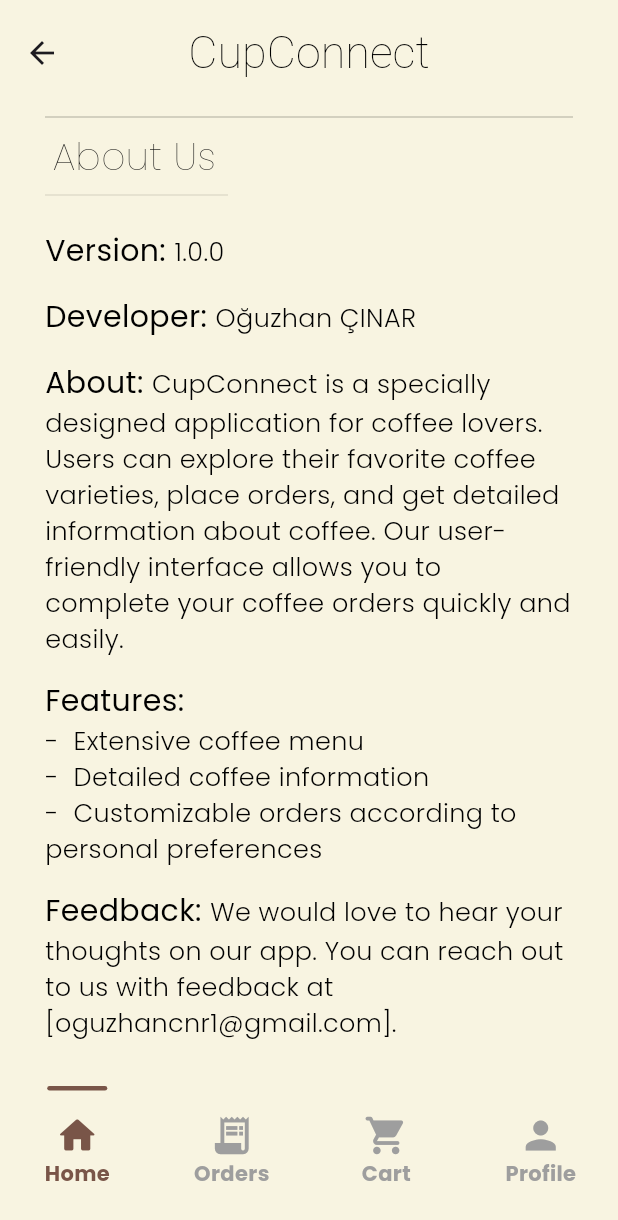
After one commit to OguzhanCinar-01/cup_connect, a Flutter app: the AboutView screen opened directly, on a phone screen of 412 x 824 dp. The commit adds this screen. Shown: the top 1220 px of the screen. Run offline on Flutter 3.47's test engine with Material 3 defaults, Android fonts, the phone set to English and light mode, and no system bars; our stand-ins replace cloud_firestore, firebase_auth, firebase_core, google_fonts, timeline_tile; accounts and stored records are empty.

Commit message:
Refactor: AboutPage added

```diff
--- a/lib/services/firebase_service.dart
+++ b/lib/services/firebase_service.dart
@@ -169,5 +169,20 @@ class FirebaseService extends ChangeNotifier {
       rethrow;
     }
   }
+  /// Get order by User ID
+  Future<List<Map<String, dynamic>>> getOrderByUserId(String userId) async {
+    try {
+      final QuerySnapshot querySnapshot = await _firestore
+          .collection('orders')
+          .where('userId', isEqualTo: userId)
+          .get();
+      return querySnapshot.docs
+          .map((doc) => doc.data() as Map<String, dynamic>)
+          .toList();
+    } catch (e) {
+      print('Error fetching order by user ID: $e');
+      return [];
+    }
+  }
 
 }
--- a/lib/utils/app_strings.dart
+++ b/lib/utils/app_strings.dart
@@ -6,5 +6,7 @@ class AppStr{
   static const String orderNow = 'Order Now';
   static const String searchHintText = 'Search';
   static const String goodMorning = 'Goog morning';
+  static const String developer = 'Oğuzhan ÇINAR';
+  static const String contactMail = 'oguzhancnr1@gmail.com';
 
 }
--- a/lib/utils/app_styles.dart
+++ b/lib/utils/app_styles.dart
@@ -59,4 +59,14 @@ class AppStyle {
     fontWeight: FontWeight.bold,
     color: Colors.black,
   );
+  static final TextStyle aboutTitle = GoogleFonts.poppins(
+    fontSize: 20,
+    fontWeight: FontWeight.w400,
+    color: Colors.black,
+  );
+  static final TextStyle aboutText = GoogleFonts.poppins(
+    fontSize: 17,
+    fontWeight: FontWeight.w300,
+    color: Colors.black,
+  );
 }
--- a/lib/views/adminPanel/viewmodel/admin_panel_view_model.dart
+++ b/lib/views/adminPanel/viewmodel/admin_panel_view_model.dart
@@ -6,7 +6,7 @@ class AdminPanelViewModel extends ChangeNotifier {
   final FirebaseService _firebaseService = FirebaseService();
 
   List<Map<String, dynamic>> _orders = [];
-  List<Map<String, dynamic>> _completedOrders = [];
+   List<Map<String, dynamic>> _completedOrders = [];
   bool _isLoading = false;
 
   List<Map<String, dynamic>> get orders => _orders;
@@ -21,6 +21,14 @@ class AdminPanelViewModel extends ChangeNotifier {
     _isLoading = false;
     notifyListeners();
   }
+  /// Fetch orders by ID
+  Future<void> fetchOrdersById(String orderId) async {
+    _isLoading = true;
+    notifyListeners();
+    _orders = await FirebaseService().getOrderByUserId(orderId);
+    _isLoading = false;
+    notifyListeners();
+  }
 
   /// Fetch completed orders
   Future<void> fetchCompletedOrders() async {
@@ -29,11 +37,13 @@ class AdminPanelViewModel extends ChangeNotifier {
 
     try {
       // Firestore'dan completed_orders koleksiyonunu çekin
-      final completedOrdersSnapshot =
-          await FirebaseFirestore.instance.collection('completed_orders').get();
+      final completedOrdersSnapshot = await FirebaseFirestore.instance
+          .collection('completed_orders')
+          .get();
 
-      _completedOrders =
-          completedOrdersSnapshot.docs.map((doc) => doc.data()).toList();
+      _completedOrders = completedOrdersSnapshot.docs
+          .map((doc) => doc.data())
+          .toList();
     } catch (e) {
       print('Error fetching completed orders: $e');
     }
--- a/lib/views/login/view/login_view.dart
+++ b/lib/views/login/view/login_view.dart
@@ -61,7 +61,6 @@ class _LoginViewState extends State<LoginView> {
     }
   }
 
-  /// sign in as admin
   /// sign in as admin
   void signInAsAdmin() async {
     final authService = Provider.of<AuthService>(context, listen: false);
--- a/lib/views/orders/view/order_view.dart
+++ b/lib/views/orders/view/order_view.dart
@@ -8,6 +8,7 @@ import 'package:coffee_shop/views/orders/viewmodel/order_view_model.dart';
 import 'package:coffee_shop/views/orders/widget/my_timeline_tile.dart';
 import 'package:flutter/material.dart';
 import 'package:provider/provider.dart';
+import 'package:firebase_auth/firebase_auth.dart';
 
 class OrderView extends StatefulWidget {
   const OrderView({super.key});
@@ -23,7 +24,15 @@ class _OrderViewState extends State<OrderView> {
     // Fetch orders when the widget is initialized
     final adminPanelViewModel =
         Provider.of<AdminPanelViewModel>(context, listen: false);
-    adminPanelViewModel.fetchOrders();
+
+    // Get the current user's ID
+    final userId = FirebaseAuth.instance.currentUser?.uid;
+
+    if (userId != null) {
+      adminPanelViewModel.fetchOrdersById(userId);
+    } else {
+      print('User not authenticated');
+    }
   }
 
   @override
@@ -33,7 +42,7 @@ class _OrderViewState extends State<OrderView> {
     final orders = adminPanelViewModel.orders;
 
     void completeOrder() async {
-      // Complete the order
+      if (orders.isNotEmpty) {
         final updatedOrder =
             await orderViewModel.getOrderById(orders.first['orderID']);
         if (updatedOrder != null) {
@@ -41,13 +50,16 @@ class _OrderViewState extends State<OrderView> {
           await orderViewModel.completedOrders(
               orders.first['orderID'], updatedOrder);
 
-        /// Delete the order from the orders collection
+          // Delete the order from the orders collection
           await orderViewModel.deleteOrder(orders.first['orderID']);
 
-        /// Fetch the updated orders
-        adminPanelViewModel.fetchOrders();
+          // Fetch the updated orders
+          final userId = FirebaseAuth.instance.currentUser?.uid;
+          if (userId != null) {
+            await adminPanelViewModel.fetchOrdersById(userId);
+          }
 
-        /// Notify the user that the order has been completed
+          // Notify the user that the order has been completed
           // ignore: use_build_context_synchronously
           ScaffoldMessenger.of(context).showSnackBar(
             const SnackBar(
@@ -56,8 +68,8 @@ class _OrderViewState extends State<OrderView> {
           );
         }
       }
+    }
 
-    // Get the order status from the first order (assuming only one order is being tracked)
     final orderStatus =
         orders.isNotEmpty ? orders.first['orderStatus'] : 'Pending';
 
--- a/lib/views/product/view/product_view.dart
+++ b/lib/views/product/view/product_view.dart
@@ -24,7 +24,7 @@ class _ProductViewState extends State<ProductView> {
   @override
   Widget build(BuildContext context) {
     final product = Provider.of<ProductViewModel>(context).selectedProduct;
-    final userID = Provider.of<OrderViewModel>(context).getUserId;
+
 
     if (product == null) {
       return Scaffold(
@@ -63,7 +63,7 @@ class _ProductViewState extends State<ProductView> {
             const Spacer(),
 
             ///Add to cart button
-            _addToCartButton(product, userID as String),
+            _addToCartButton(product),
           ],
         ),
       ),
@@ -171,7 +171,7 @@ class _ProductViewState extends State<ProductView> {
     );
   }
 
-  Widget _addToCartButton(Product product, String userID) {
+  Widget _addToCartButton(Product product) {
     return Padding(
       padding: const EdgeInsets.only(left: 80, right: 80),
       child: GestureDetector(
@@ -182,7 +182,6 @@ class _ProductViewState extends State<ProductView> {
             price: product.price,
             size: product.coffeeSize,
             syrup: product.syrup,
-            userId: userID,
           );
           showDialog(
             // ignore: use_build_context_synchronously
--- /dev/null
+++ b/lib/views/profile/view/about_view.dart
@@ -0,0 +1,127 @@
+import 'package:coffee_shop/extensions/space_exs.dart';
+import 'package:coffee_shop/utils/app_colors.dart';
+import 'package:coffee_shop/utils/app_strings.dart';
+import 'package:coffee_shop/utils/app_styles.dart';
+import 'package:coffee_shop/utils/cupconnect_logo.dart';
+import 'package:coffee_shop/views/home/widget/bottom_nav_bar.dart';
+import 'package:flutter/material.dart';
+
+class AboutView extends StatelessWidget {
+  const AboutView({super.key});
+
+  @override
+  Widget build(BuildContext context) {
+    return Scaffold(
+      backgroundColor: AppColors.surface,
+      appBar: AppBar(
+        backgroundColor: AppColors.surface,
+        toolbarHeight: 70,
+        title: const CupConnectLogo(
+          fontSize: 30,
+          color: Colors.black,
+        ),
+        centerTitle: true,
+      ),
+      body: Padding(
+        padding: const EdgeInsets.symmetric(horizontal: 30),
+        child: Column(crossAxisAlignment: CrossAxisAlignment.start, children: [
+          /// Divider
+          const Divider(
+            color: AppColors.onSecondary,
+            thickness: 0.2,
+          ),
+
+          /// About Us
+          Padding(
+            padding: const EdgeInsets.symmetric(horizontal: 5),
+            child: Text(
+              'About Us',
+              style: AppStyle.titleTextStyle,
+            ),
+          ),
+          /// Divider
+          const Divider(
+            color: AppColors.onSecondary,
+            thickness: 0.1,
+            endIndent: 230,
+          ),
+          15.h,
+
+          /// About Us Text
+          Text.rich(
+            TextSpan(
+              text: 'Version: ',
+              style: AppStyle.aboutTitle,
+              children: [
+                TextSpan(text: '1.0.0', style: AppStyle.aboutText),
+              ],
+            ),
+          ),
+          15.h,
+
+          /// Developer Text
+          Text.rich(
+            TextSpan(
+              text: 'Developer: ',
+              style: AppStyle.aboutTitle,
+              children: [
+                TextSpan(text: AppStr.developer, style: AppStyle.aboutText),
+              ],
+            ),
+          ),
+          15.h,
+
+          /// About Text
+          Text.rich(
+            TextSpan(
+              text: 'About: ',
+              style: AppStyle.aboutTitle,
+              children: [
+                TextSpan(
+                    text:
+                        'CupConnect is a specially designed application for coffee lovers. Users can explore their favorite coffee varieties, place orders, and get detailed information about coffee. Our user-friendly interface allows you to complete your coffee orders quickly and easily.',
+                    style: AppStyle.aboutText),
+              ],
+            ),
+          ),
+          15.h,
+          Text.rich(
+            TextSpan(
+              text: 'Features: \n',
+              style: AppStyle.aboutTitle,
+              children: [
+                TextSpan(
+                    text: '-  Extensive coffee menu',
+                    style: AppStyle.aboutText),
+                TextSpan(
+                    text: '\n-  Detailed coffee information',
+                    style: AppStyle.aboutText),
+                TextSpan(
+                    text:
+                        '\n-  Customizable orders according to personal preferences',
+                    style: AppStyle.aboutText),
+              ],
+            ),
+          ),
+          15.h,
+
+          /// Feedback Text
+          Text.rich(
+            TextSpan(
+              text: 'Feedback: ',
+              style: AppStyle.aboutTitle,
+              children: [
+                TextSpan(
+                  text:
+                      'We would love to hear your thoughts on our app. You can reach out to us with feedback at [${AppStr.contactMail}].',
+                  style: AppStyle.aboutText,
+                ),
+              ],
+            ),
+          ),
+        ]),
+      ),
+      bottomNavigationBar: const BottomNavBar(),
+    );
+  }
+}
--- a/lib/views/profile/view/profile_view.dart
+++ b/lib/views/profile/view/profile_view.dart
@@ -8,6 +8,7 @@ import 'package:coffee_shop/utils/app_styles.dart';
 import 'package:coffee_shop/views/home/viewmodel/home_view_model.dart';
 import 'package:coffee_shop/views/home/widget/bottom_nav_bar.dart';
 import 'package:coffee_shop/views/home/widget/home_view_app_bar.dart';
+import 'package:coffee_shop/views/profile/view/about_view.dart';
 import 'package:coffee_shop/views/profile/widget/my_card.dart';
 import 'package:firebase_auth/firebase_auth.dart';
 import 'package:flutter/material.dart';
@@ -142,7 +143,13 @@ class _ProfileViewState extends State<ProfileView> {
           10.h,
           MyCard(title: 'Previous Orders', icon: Icons.history, onTap: () {}),
           MyCard(title: 'Settings', icon: Icons.settings, onTap: () {}),
-          MyCard(title: 'About', icon: Icons.info, onTap: () {}),
+          MyCard(
+              title: 'About',
+              icon: Icons.info,
+              onTap: () {
+                NavigationManager.instance.navigateToPage(const AboutView());
+                print('About clicked');
+              }),
         ],
       ),
       bottomNavigationBar: const BottomNavBar(),
--- a/lib/views/profile/widget/my_card.dart
+++ b/lib/views/profile/widget/my_card.dart
@@ -11,7 +11,7 @@ class MyCard extends StatelessWidget {
 
   final String title;
   final IconData icon;
-  final Function onTap;
+  final VoidCallback onTap;
   @override
   Widget build(BuildContext context) {
     return Padding(
@@ -25,8 +25,8 @@ class MyCard extends StatelessWidget {
                 title,
               ),
               leading: Icon(icon),
-              onTap: () {
-              },
+              onTap: onTap,
+
             ),
           ],
         ),
```
Lines whose indentation alone changed are shown as unchanged.
